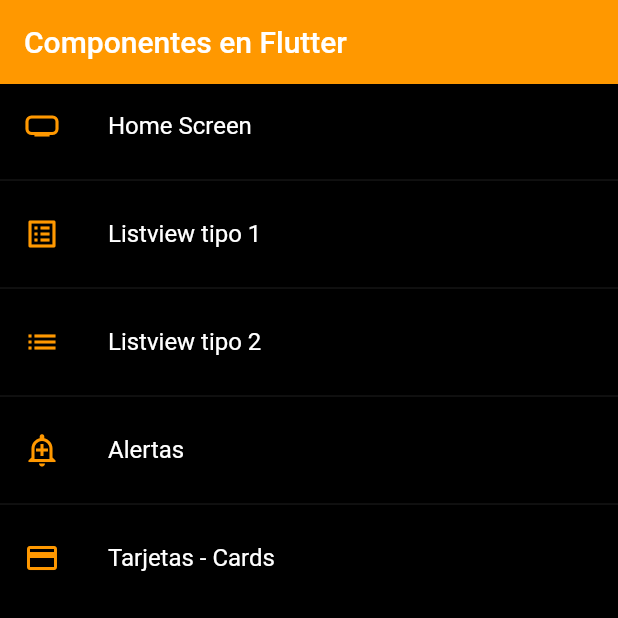
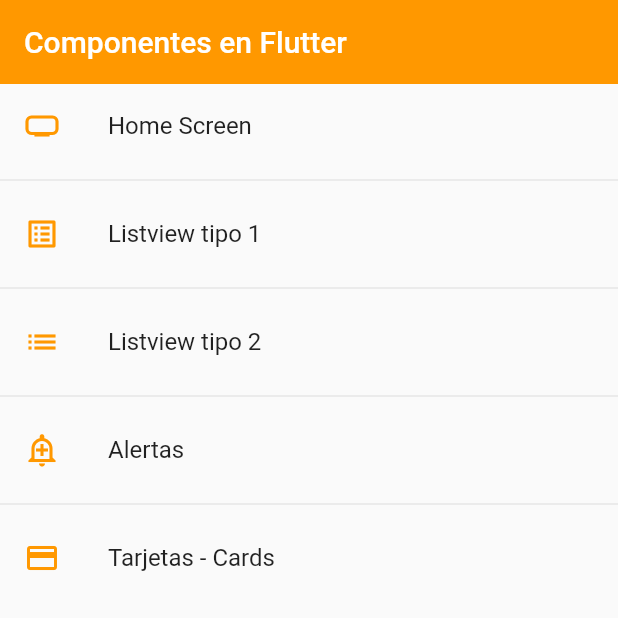
Before and after one commit to LeonardoAbraham/flutter-components, a Flutter app: the screen it shows after launch, on a phone screen of 412 x 824 dp, the top half of it. Run offline on Flutter 3.47's test engine with Material 2 defaults, Android fonts, the phone set to English and light mode, and no system bars.

```diff
--- a/lib/main.dart
+++ b/lib/main.dart
@@ -19,7 +19,7 @@ class MyApp extends StatelessWidget {
             initialRoute: AppRoutes.initialRoute,
             routes: AppRoutes.getAppRoutes(),
             onGenerateRoute: AppRoutes.onGenerateRoute,
-            theme: AppTheme.darkTheme,
+            theme: AppTheme.lightTheme,
         );
     }
 }
--- a/lib/screens/card_screen.dart
+++ b/lib/screens/card_screen.dart
@@ -16,7 +16,9 @@ class CardScreen extends StatelessWidget {
             body: ListView(
                 padding: const EdgeInsets.symmetric(horizontal: 20, vertical: 10),
                 children: const [
-                    CustomCardType1()
+                    CustomCardType1(),
+                    SizedBox(height: 10),
+                    CustomCardType2(),
                 ],
             )
         );
--- a/lib/widgets/widgets.dart
+++ b/lib/widgets/widgets.dart
@@ -1,3 +1,3 @@
-
 
 export 'package:fl_components/widgets/custom_card_type_1.dart';
+export 'package:fl_components/widgets/custom_card_type_2.dart';
--- a/pubspec.yaml
+++ b/pubspec.yaml
@@ -58,8 +58,8 @@ flutter:
   uses-material-design: true
 
   # To add assets to your application, add an assets section, like this:
-  # assets:
-  #   - images/a_dot_burr.jpeg
+  assets:
+    - assets/
   #   - images/a_dot_ham.jpeg
 
   # An image asset can refer to one or more resolution-specific "variants", see
```
Also changed, not shown: lib/widgets/custom_card_type_2.dart (added, +20 -0 lines), assets/jar-loading.gif (added).
